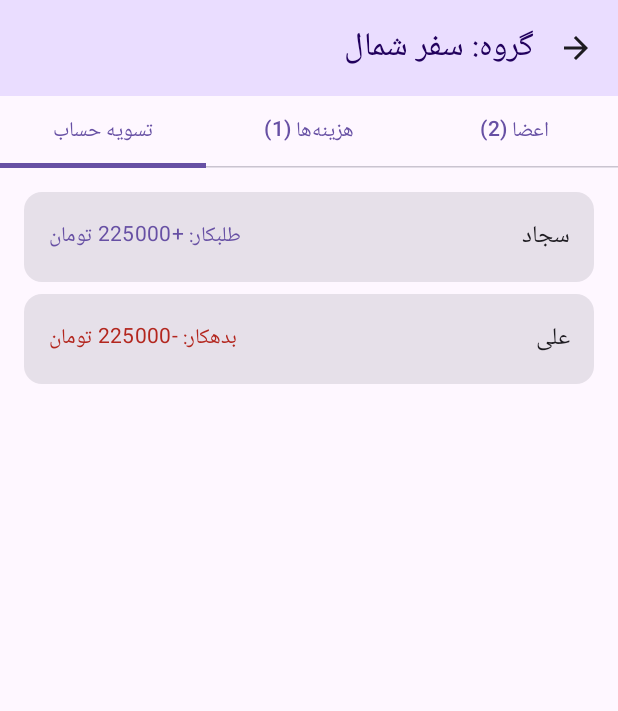
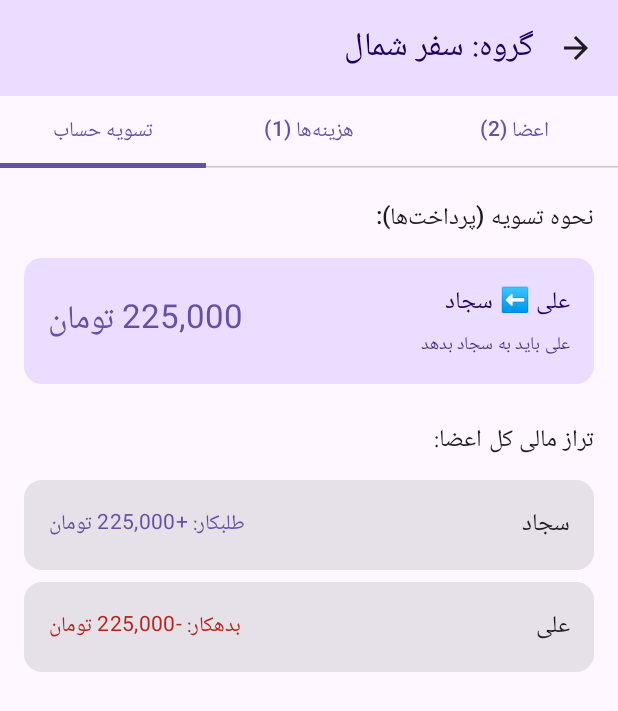
Before and after one commit to sajadrj/DengShomar, an Android app built with Jetpack Compose: the @Preview function GroupDetailScreenPreview, tab 3 chosen, on a phone screen of 412 x 824 dp. Shown: the top 711 px of the screen. Run offline under Robolectric (Android 15) with nearby library versions, the phone set to English and light mode, and no system bars; our stand-ins replace Room's generated code.

Commit message:
1405-08-16

```diff
--- a/app/build.gradle.kts
+++ b/app/build.gradle.kts
@@ -14,8 +14,8 @@ android {
         applicationId = "com.example.dengshomar"
         minSdk = 28
         targetSdk = 37
-        versionCode = 1
-        versionName = "1.0"
+        versionCode = 2
+        versionName = "1.1"
 
         testInstrumentationRunner = "androidx.test.runner.AndroidJUnitRunner"
     }
--- a/app/src/main/java/com/example/dengshomar/detail/GroupDetailScreen.kt
+++ b/app/src/main/java/com/example/dengshomar/detail/GroupDetailScreen.kt
@@ -4,7 +4,9 @@ import android.app.Application
 import androidx.compose.foundation.layout.*
 import androidx.compose.foundation.lazy.LazyColumn
 import androidx.compose.foundation.lazy.items
+import androidx.compose.foundation.text.KeyboardOptions
 import androidx.compose.material.icons.Icons
+import androidx.compose.material.icons.automirrored.filled.ArrowBack
 import androidx.compose.material.icons.filled.Add
 import androidx.compose.material.icons.filled.Delete
 import androidx.compose.material3.*
@@ -13,14 +15,43 @@ import androidx.compose.ui.Alignment
 import androidx.compose.ui.Modifier
 import androidx.compose.ui.platform.LocalContext
 import androidx.compose.ui.platform.LocalLayoutDirection
+import androidx.compose.ui.text.input.KeyboardType
 import androidx.compose.ui.text.style.TextDirection
+import androidx.compose.ui.tooling.preview.Preview
+import androidx.compose.ui.unit.LayoutDirection
 import androidx.compose.ui.unit.dp
-import androidx.compose.ui.unit.LayoutDirection
-import androidx.compose.ui.tooling.preview.Preview
 import androidx.lifecycle.viewmodel.compose.viewModel
 import com.example.dengshomar.data.local.entity.ExpenseEntity
 import com.example.dengshomar.data.local.entity.MemberEntity
-import androidx.compose.material.icons.automirrored.filled.ArrowBack
+import java.text.DecimalFormat
+import kotlin.math.abs
+
+// تابع تبدیل اعداد فارسی و عربی به انگلیسی
+fun convertToEnglishDigits(str: String): String {
+    val persian = listOf('۰', '۱', '۲', '۳', '۴', '۵', '۶', '۷', '۸', '۹')
+    val arabic = listOf('٠', '١', '٢', '٣', '٤', '٥', '٦', '٧', '٨', '٩')
+    var result = str
+    for (i in 0..9) {
+        result = result.replace(persian[i], '0' + i)
+        result = result.replace(arabic[i], '0' + i)
+    }
+    return result
+}
+
+// تابع فرمت‌دهی مبلغ به صورت ۳ رقم ۳ رقم (مثلاً ۱,۰۰۰,۰۰۰)
+fun formatAmount(amount: Double): String {
+    val formatter = DecimalFormat("#,###")
+    return formatter.format(abs(amount).toLong())
+}
+
+// تابع فرمت‌دهی ورودی متن موقع تایپ در فیلد مبلغ
+fun formatAmountInput(input: String): String {
+    val cleanedDigits = convertToEnglishDigits(input).replace(Regex("[^0-9]"), "")
+    if (cleanedDigits.isEmpty()) return ""
+    val number = cleanedDigits.toLongOrNull() ?: return cleanedDigits
+    return DecimalFormat("#,###").format(number)
+}
+
 @OptIn(ExperimentalMaterial3Api::class)
 @Composable
 fun GroupDetailScreen(
@@ -36,12 +67,14 @@ fun GroupDetailScreen(
     val members by viewModel.members.collectAsState()
     val expenses by viewModel.expenses.collectAsState()
     val memberBalances by viewModel.memberBalances.collectAsState()
+    val settlementTransactions by viewModel.settlementTransactions.collectAsState()
 
     GroupDetailContent(
         groupName = groupName,
         members = members,
         expenses = expenses,
         memberBalances = memberBalances,
+        settlementTransactions = settlementTransactions,
         onBackClick = onBackClick,
         onAddMember = { viewModel.addMember(it) },
         onDeleteMember = { viewModel.deleteMember(it) },
@@ -57,6 +90,7 @@ fun GroupDetailContent(
     members: List<MemberEntity>,
     expenses: List<ExpenseEntity>,
     memberBalances: Map<String, Double>,
+    settlementTransactions: List<SettlementTransaction> = emptyList(),
     onBackClick: () -> Unit,
     onAddMember: (String) -> Unit,
     onDeleteMember: (MemberEntity) -> Unit,
@@ -200,7 +234,7 @@ fun GroupDetailContent(
                                                 horizontalArrangement = Arrangement.SpaceBetween
                                             ) {
                                                 Text(text = expense.title, style = MaterialTheme.typography.titleMedium)
-                                                Text(text = "${expense.amount.toInt()} تومان", style = MaterialTheme.typography.bodyLarge, color = MaterialTheme.colorScheme.primary)
+                                                Text(text = "${formatAmount(expense.amount)} تومان", style = MaterialTheme.typography.bodyLarge, color = MaterialTheme.colorScheme.primary)
                                             }
                                             Spacer(modifier = Modifier.height(4.dp))
                                             Text(text = "پرداخت‌کننده: $payerName", style = MaterialTheme.typography.bodySmall)
@@ -231,20 +265,95 @@ fun GroupDetailContent(
                             modifier = Modifier.fillMaxSize(),
                             verticalArrangement = Arrangement.spacedBy(8.dp)
                         ) {
+                            // بخش اول: نحوه تسویه حساب و پرداخت‌ها
+                            item {
+                                Text(
+                                    text = "نحوه تسویه (پرداخت‌ها):",
+                                    style = MaterialTheme.typography.titleMedium,
+                                    modifier = Modifier.padding(vertical = 4.dp)
+                                )
+                            }
+
+                            if (settlementTransactions.isEmpty()) {
+                                item {
+                                    Card(
+                                        modifier = Modifier.fillMaxWidth(),
+                                        colors = CardDefaults.cardColors(
+                                            containerColor = MaterialTheme.colorScheme.surfaceVariant
+                                        )
+                                    ) {
+                                        Text(
+                                            text = "همه حساب‌ها تسویه هستند! هیچ پرداختی نیاز نیست. 🎉",
+                                            modifier = Modifier.padding(16.dp),
+                                            style = MaterialTheme.typography.bodyMedium,
+                                            color = MaterialTheme.colorScheme.primary
+                                        )
+                                    }
+                                }
+                            } else {
+                                items(settlementTransactions) { transaction ->
+                                    Card(
+                                        modifier = Modifier.fillMaxWidth(),
+                                        colors = CardDefaults.cardColors(
+                                            containerColor = MaterialTheme.colorScheme.primaryContainer
+                                        )
+                                    ) {
+                                        Row(
+                                            modifier = Modifier
+                                                .fillMaxWidth()
+                                                .padding(16.dp),
+                                            horizontalArrangement = Arrangement.SpaceBetween,
+                                            verticalAlignment = Alignment.CenterVertically
+                                        ) {
+                                            Column(modifier = Modifier.weight(1f)) {
+                                                Text(
+                                                    text = "${transaction.fromMemberName} ⬅️ ${transaction.toMemberName}",
+                                                    style = MaterialTheme.typography.titleMedium,
+                                                    color = MaterialTheme.colorScheme.onPrimaryContainer
+                                                )
+                                                Spacer(modifier = Modifier.height(4.dp))
+                                                Text(
+                                                    text = "${transaction.fromMemberName} باید به ${transaction.toMemberName} بدهد",
+                                                    style = MaterialTheme.typography.bodySmall,
+                                                    color = MaterialTheme.colorScheme.onPrimaryContainer.copy(alpha = 0.8f)
+                                                )
+                                            }
+                                            Text(
+                                                text = "${formatAmount(transaction.amount)} تومان",
+                                                style = MaterialTheme.typography.titleLarge,
+                                                color = MaterialTheme.colorScheme.primary
+                                            )
+                                        }
+                                    }
+                                }
+                            }
+
+                            // بخش دوم: وضعیت تراز مالی کل اعضا
+                            item {
+                                Spacer(modifier = Modifier.height(12.dp))
+                                Text(
+                                    text = "تراز مالی کل اعضا:",
+                                    style = MaterialTheme.typography.titleMedium,
+                                    modifier = Modifier.padding(vertical = 4.dp)
+                                )
+                            }
+
                             items(memberBalances.entries.toList()) { entry ->
                                 val name = entry.key
                                 val balance = entry.value
                                 Card(modifier = Modifier.fillMaxWidth()) {
                                     Row(
-                                        modifier = Modifier.fillMaxWidth().padding(16.dp),
+                                        modifier = Modifier
+                                            .fillMaxWidth()
+                                            .padding(16.dp),
                                         horizontalArrangement = Arrangement.SpaceBetween,
                                         verticalAlignment = Alignment.CenterVertically
                                     ) {
                                         Text(text = name, style = MaterialTheme.typography.titleMedium)
 
                                         val statusText = when {
-                                            balance > 0 -> "طلبکار: +${balance.toInt()} تومان"
-                                            balance < 0 -> "بدهکار: ${balance.toInt()} تومان"
+                                            balance > 0 -> "طلبکار: +${formatAmount(balance)} تومان"
+                                            balance < 0 -> "بدهکار: -${formatAmount(balance)} تومان"
                                             else -> "بی‌حساب (تسویه)"
                                         }
                                         val statusColor = if (balance >= 0) MaterialTheme.colorScheme.primary else MaterialTheme.colorScheme.error
@@ -325,9 +434,12 @@ fun GroupDetailContent(
                         )
                         OutlinedTextField(
                             value = expenseAmount,
-                            onValueChange = { expenseAmount = it },
+                            onValueChange = { newValue ->
+                                expenseAmount = formatAmountInput(newValue)
+                            },
                             label = { Text("مبلغ (تومان)") },
                             singleLine = true,
+                            keyboardOptions = KeyboardOptions(keyboardType = KeyboardType.Number),
                             modifier = Modifier.fillMaxWidth()
                         )
                         Text("پرداخت کننده:", style = MaterialTheme.typography.bodyMedium)
@@ -358,18 +470,6 @@ fun GroupDetailContent(
                 },
                 confirmButton = {
                     TextButton(onClick = {
-                        // تابع تبدیل اعداد فارسی و عربی به انگلیسی
-                        fun convertToEnglishDigits(str: String): String {
-                            val persian = listOf('۰', '۱', '۲', '۳', '۴', '۵', '۶', '۷', '۸', '۹')
-                            val arabic = listOf('٠', '١', '٢', '٣', '٤', '٥', '٦', '٧', '٨', '٩')
-                            var result = str
-                            for (i in 0..9) {
-                                result = result.replace(persian[i], '0' + i)
-                                result = result.replace(arabic[i], '0' + i)
-                            }
-                            return result
-                        }
-
                         val cleanedText = convertToEnglishDigits(expenseAmount.replace(",", "").trim())
                         val amountVal = cleanedText.toDoubleOrNull() ?: 0.0
 
@@ -412,6 +512,9 @@ fun GroupDetailScreenPreview() {
                     "سجاد" to 225000.0,
                     "علی" to -225000.0
                 ),
+                settlementTransactions = listOf(
+                    SettlementTransaction(fromMemberName = "علی", toMemberName = "سجاد", amount = 225000.0)
+                ),
                 onBackClick = {},
                 onAddMember = {},
                 onDeleteMember = {},
```
Also changed, not shown: app/src/main/java/com/example/dengshomar/detail/GroupDetailViewModel.kt (+75 -0 lines).
